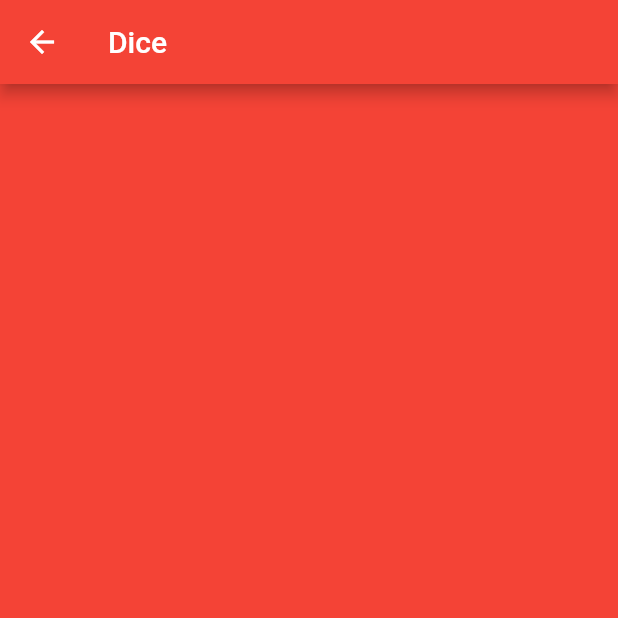
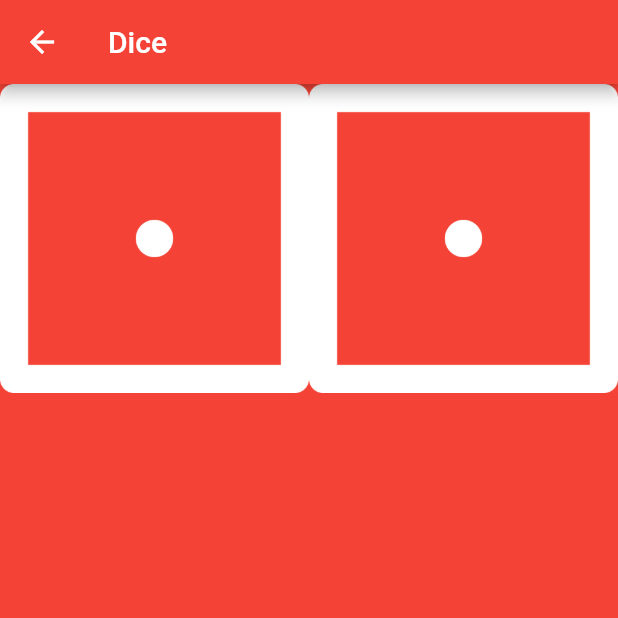
Before and after one commit to yotsufe/flutter_base, a Flutter app: the screen it shows after launch, after a tap on "Dice", on a phone screen of 412 x 824 dp, the top half of it. Run offline on Flutter 3.47's test engine with Material 2 defaults, Android fonts, the phone set to English and light mode, and no system bars.

Commit message:
Add Two Expanded Widgets

```diff
--- a/lib/dice.dart
+++ b/lib/dice.dart
@@ -17,6 +17,21 @@ class Dice extends StatelessWidget {
 class DiceBody extends StatelessWidget {
   @override
   Widget build(BuildContext context) {
-    return Row();
+    return Row(
+      children: [
+        Expanded(
+          flex: 1,
+          child: Image(
+            image: AssetImage('images/dice1.png'),
+          ),
+        ),
+        Expanded(
+          flex: 1,
+          child: Image(
+            image: AssetImage('images/dice1.png'),
+          ),
+        ),
+      ],
+    );
   }
 }
```
